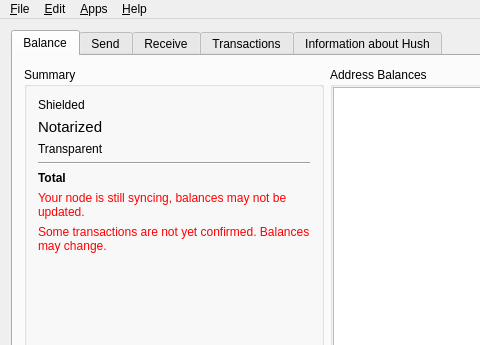
lcruz1618/SilentDragonLite, file src/mainwindow.ui: the form before one commit; both pictures show x 0 to 480 and y 0 to 345 of the 1274 by 779 pixel window.
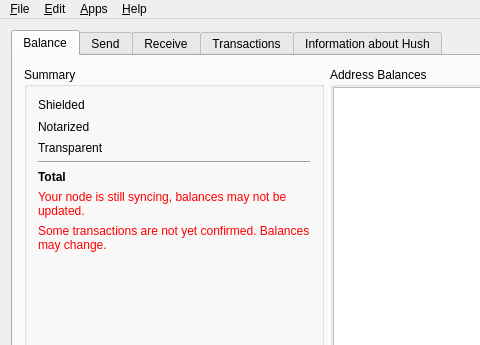
The form after the commit. The open tabs and pages were chosen to show the change. Icons and pictures are not drawn. Custom widgets are drawn as their Qt base class.

Commit message: fix issue #77 - font size of mainwindow

What changed in the file:
```diff
--- a/src/mainwindow.ui
+++ b/src/mainwindow.ui
@@ -85,12 +85,6 @@
                      <verstretch>0</verstretch>
                     </sizepolicy>
                    </property>
-                   <property name="font">
-                    <font>
-                     <pointsize>11</pointsize>
-                     <kerning>true</kerning>
-                    </font>
-                   </property>
                    <property name="text">
                     <string>Notarized</string>
                    </property>
```
Left out of the diff: 2 changed lines with no effect on the pictures.
